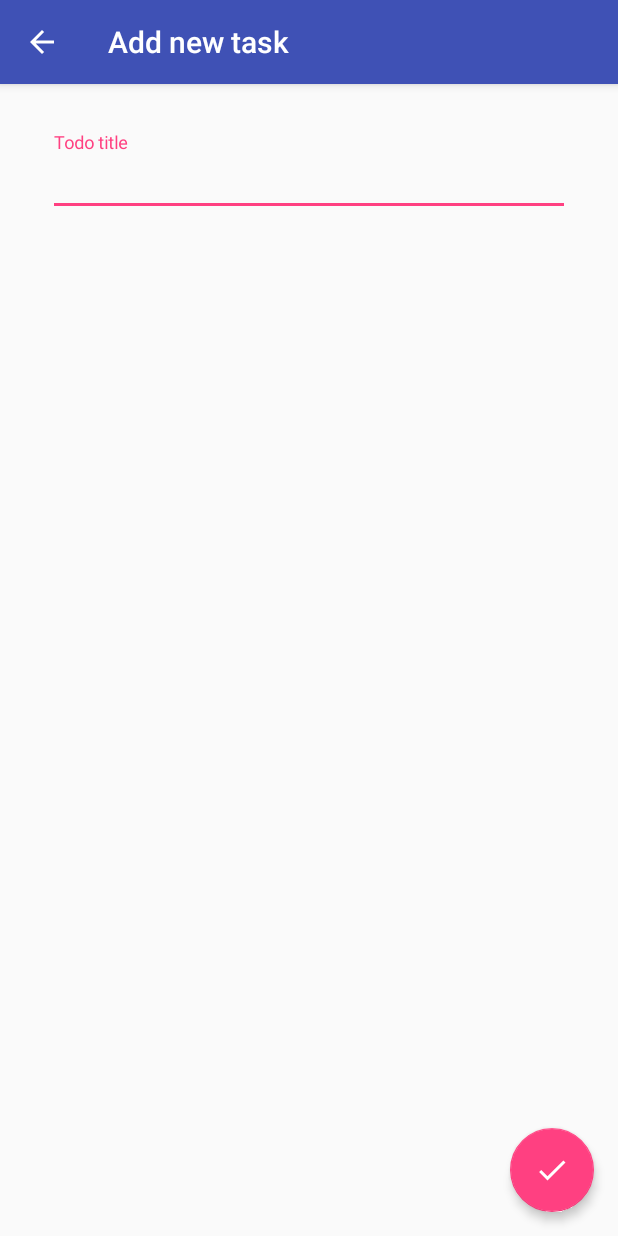
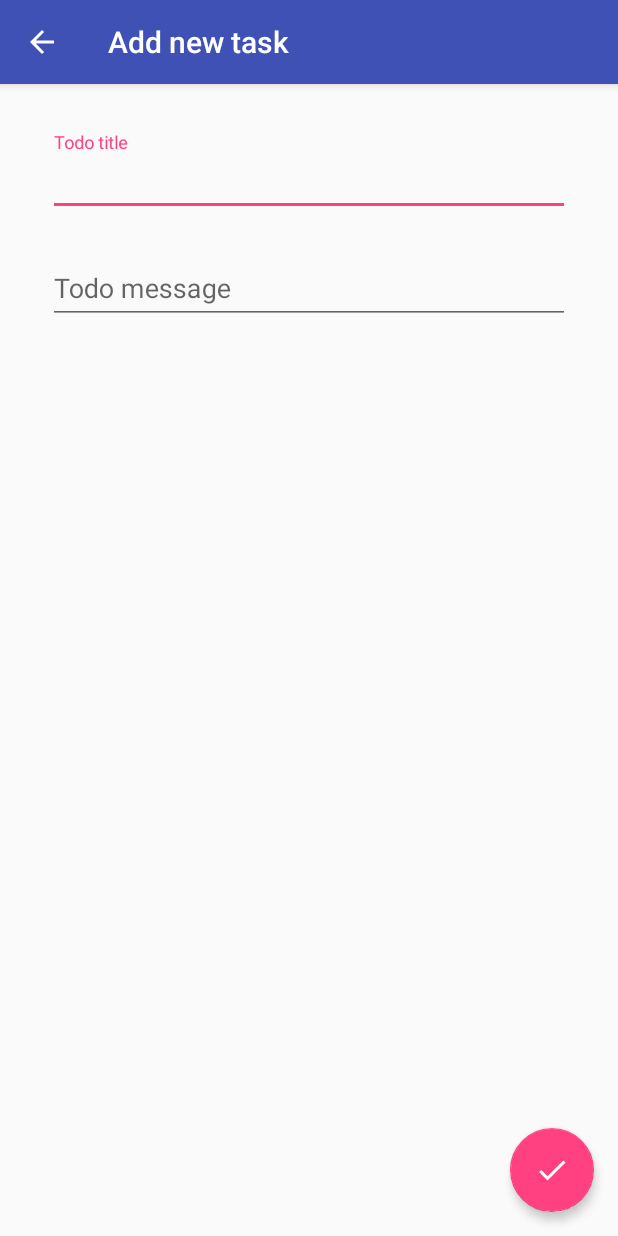
Before and after one commit to androidfanatic/K-Todo, an Android app: the AddActivity screen opened directly, with no data from a screen before it, on a phone screen of 412 x 824 dp. Run offline under Robolectric (Android 15) with nearby library versions, the phone set to English and light mode, and no system bars; our stand-ins replace Timber.

Commit message:
add todo meta information

```diff
--- a/app/src/main/AndroidManifest.xml
+++ b/app/src/main/AndroidManifest.xml
@@ -13,7 +13,7 @@
         android:theme="@style/AppTheme">
 
         <meta-data android:name="DATABASE" android:value="ktodo.db" />
-        <meta-data android:name="VERSION" android:value="1" />
+        <meta-data android:name="VERSION" android:value="3" />
         <meta-data android:name="QUERY_LOG" android:value="true" />
         <meta-data android:name="DOMAIN_PACKAGE_NAME" android:value="androidfanatic.ktodo" />
 
--- a/app/src/main/java/androidfanatic/ktodo/add/AddActivity.kt
+++ b/app/src/main/java/androidfanatic/ktodo/add/AddActivity.kt
@@ -20,7 +20,11 @@ class AddActivity : AppCompatActivity() {
     fun addItem() {
         addTodoTitle?.apply {
             if (text.isNotEmpty()) {
-                Todo(text.toString()).save()
+                val todo = Todo(text.toString())
+                if (addTodoMessage?.text!!.isNotEmpty()){
+                    todo.message = addTodoMessage?.text.toString()
+                }
+                todo.save()
                 text.clear()
                 Timber.d("Finished")
                 finish()
--- a/app/src/main/java/androidfanatic/ktodo/model/Todo.kt
+++ b/app/src/main/java/androidfanatic/ktodo/model/Todo.kt
@@ -1,12 +1,15 @@
 package androidfanatic.ktodo.model
 
 import com.orm.SugarRecord
+import java.text.SimpleDateFormat
 
 // model
 data class Todo(
         var title: String = "",
+        var message:String = "",
         var done: Boolean = false,
         val timeAdded: Long = System.currentTimeMillis()
 ) : SugarRecord() {
     fun widgetText() = String.format(" %s %s\r\n", if (done) "\u2714" else "\u2718", title)
+    fun getTimeAddedString() = SimpleDateFormat().format(timeAdded)
 }
--- a/app/src/main/res/layout/activity_add.xml
+++ b/app/src/main/res/layout/activity_add.xml
@@ -11,16 +11,16 @@
     <LinearLayout
         android:layout_width="0dp"
         android:layout_height="wrap_content"
+        android:layout_marginEnd="16dp"
         android:layout_marginLeft="16dp"
         android:layout_marginRight="16dp"
+        android:layout_marginStart="16dp"
         android:layout_marginTop="16dp"
         android:orientation="vertical"
         android:padding="16dp"
         app:layout_constraintLeft_toLeftOf="parent"
         app:layout_constraintRight_toRightOf="parent"
-        app:layout_constraintTop_toTopOf="parent"
-        android:layout_marginStart="16dp"
-        android:layout_marginEnd="16dp">
+        app:layout_constraintTop_toTopOf="parent">
 
         <android.support.design.widget.TextInputLayout
             android:layout_width="match_parent"
@@ -29,10 +29,31 @@
 
             <android.support.design.widget.TextInputEditText
                 android:id="@+id/addTodoTitle"
+                android:layout_width="match_parent"
+                android:layout_height="wrap_content"
+                android:inputType="text"
+                android:maxLines="1"/>
+
+        </android.support.design.widget.TextInputLayout>
+
+
+        <android.support.v4.widget.Space
+            android:layout_width="match_parent"
+            android:layout_height="16dp"/>
+
+        <android.support.design.widget.TextInputLayout
+            android:layout_width="match_parent"
+            android:layout_height="wrap_content"
+            android:hint="Todo message">
+
+            <android.support.design.widget.TextInputEditText
+                android:id="@+id/addTodoMessage"
+                android:layout_width="match_parent"
+                android:layout_height="wrap_content"
                 android:inputType="text"
                 android:maxLines="1"
-                android:layout_width="match_parent"
-                android:layout_height="wrap_content"/>
+                android:lines="4"
+                />
 
         </android.support.design.widget.TextInputLayout>
 
@@ -44,9 +65,9 @@
         android:layout_height="wrap_content"
         android:layout_marginBottom="16dp"
         android:layout_marginEnd="16dp"
-        app:elevation="4dp"
         android:layout_marginRight="16dp"
         android:src="@drawable/ic_check_white_48dp"
+        app:elevation="4dp"
         app:layout_constraintBottom_toBottomOf="parent"
         app:layout_constraintRight_toRightOf="parent"/>
 
```
Also changed, not shown: app/src/main/java/androidfanatic/ktodo/main/TodoAdapter.kt (+24 -9 lines), app/src/main/res/layout/todo_item.xml (+103 -13 lines).
